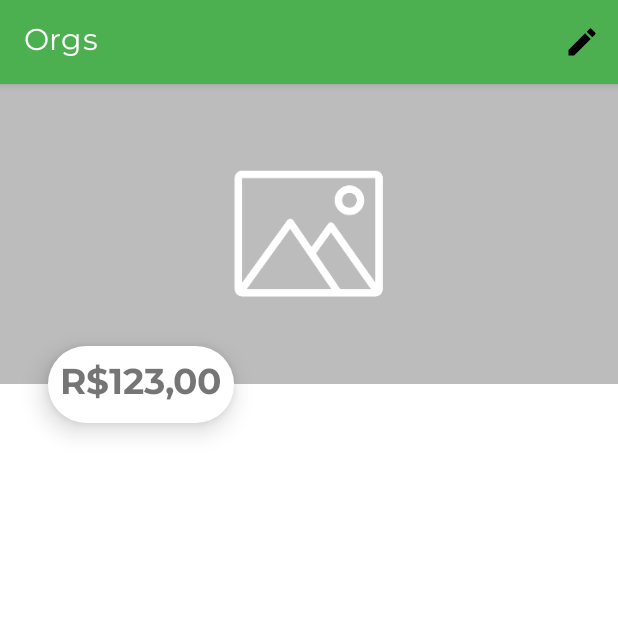
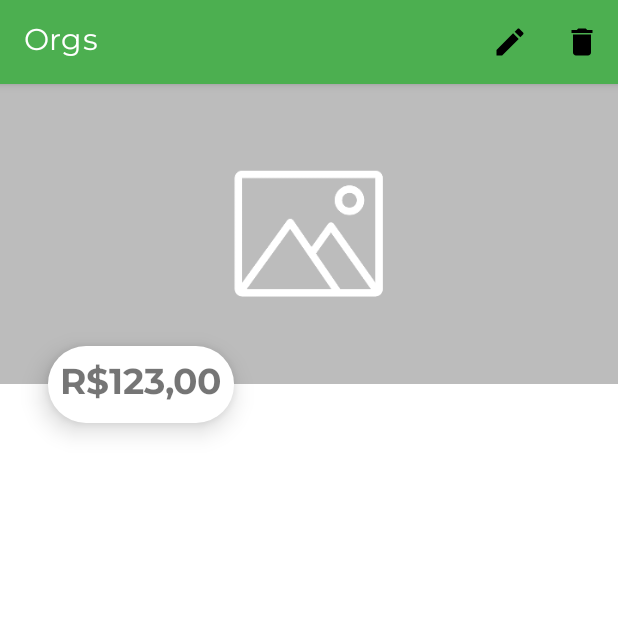
Before and after one commit to guing2003/Orgs, an Android app: the DetalhesProdutoActivity screen opened directly, with no data from a screen before it, after a tap on "Editar", on a phone screen of 412 x 824 dp, the top half of it. Run offline under Robolectric (Android 15) with nearby library versions, the phone set to English and light mode, and no system bars.

Commit message:
Implementando Listeners para os menus

```diff
--- a/app/src/main/java/com/guilhermedelecrode/orgs/ui/DetalhesProdutoActivity.kt
+++ b/app/src/main/java/com/guilhermedelecrode/orgs/ui/DetalhesProdutoActivity.kt
@@ -3,6 +3,7 @@ package com.guilhermedelecrode.orgs.ui
 import android.os.Bundle
 import android.util.Log
 import android.view.Menu
+import android.view.MenuItem
 import android.view.View
 import android.widget.ImageView
 import android.widget.TextView
@@ -33,11 +34,46 @@ class DetalhesProdutoActivity : AppCompatActivity() {
         val valor = findViewById<TextView>(R.id.activity_detalhes_produto_valor)
 
         // Se produto != nulo, popula a tela com os dados
+        buscandoProduto(produto, nome, descricao, valor, imagem)
+    }
+
+    override fun onCreateOptionsMenu(menu: Menu?): Boolean {
+        menuInflater.inflate(R.menu.menu_detalhes_produto, menu)
+        return super.onCreateOptionsMenu(menu)
+    }
+
+    override fun onOptionsItemSelected(item: MenuItem): Boolean {
+        when(item.itemId){
+            R.id.menu_detalhes_produto_deletar -> {
+                Log.i("MENUS", "onOptionsItemSelected: Deletar")
+            }
+            R.id.menu_detalhes_produto_editar -> {
+                Log.i("MENUS", "onOptionsItemSelected: Editar")
+            }
+        }
+        return super.onOptionsItemSelected(item)
+    }
+
+    private fun buscandoProduto(
+        produto: Produto?,
+        nome: TextView,
+        descricao: TextView,
+        valor: TextView,
+        imagem: ImageView
+    ) {
         produto?.let {
             nome.text = it.nome
             descricao.text = it.descricao
             valor.text = formataParaMoedaBrasileira(it.valor)
 
+            VerificaImagem(it, imagem)
+        }
+    }
+
+    private fun VerificaImagem(
+        it: Produto,
+        imagem: ImageView
+    ) {
         Log.i("DetalheProdutoActivity", "onCreate: ${it.imagem}")
 
         if (!it.imagem.isNullOrEmpty()) {
@@ -58,12 +94,8 @@ class DetalhesProdutoActivity : AppCompatActivity() {
             }
         }
     }
-    }
 
-    override fun onCreateOptionsMenu(menu: Menu?): Boolean {
-        menuInflater.inflate(R.menu.menu_detalhes_produto, menu)
-        return super.onCreateOptionsMenu(menu)
-    }
+
 
     private fun formataParaMoedaBrasileira(valor: BigDecimal): String {
         val formatador: NumberFormat = NumberFormat
--- /dev/null
+++ b/app/src/main/res/drawable/ic_action_deletar.xml
@@ -0,0 +1,5 @@
+<vector xmlns:android="http://schemas.android.com/apk/res/android" android:height="24dp" android:tint="#000000" android:viewportHeight="24" android:viewportWidth="24" android:width="24dp">
+
+    <path android:fillColor="@android:color/white" android:pathData="M6,19c0,1.1 0.9,2 2,2h8c1.1,0 2,-0.9 2,-2V7H6v12zM19,4h-3.5l-1,-1h-5l-1,1H5v2h14V4z"/>
+
+</vector>
--- a/app/src/main/res/menu/menu_detalhes_produto.xml
+++ b/app/src/main/res/menu/menu_detalhes_produto.xml
@@ -7,4 +7,9 @@
         android:icon="@drawable/ic_action_editar"
         android:title="Editar"
         app:showAsAction="ifRoom" />
+    <item
+        android:id="@+id/menu_detalhes_produto_deletar"
+        android:icon="@drawable/ic_action_deletar"
+        android:title="Deletar"
+        app:showAsAction="ifRoom"/>
 </menu>
```
Lines whose indentation alone changed are shown as unchanged.
